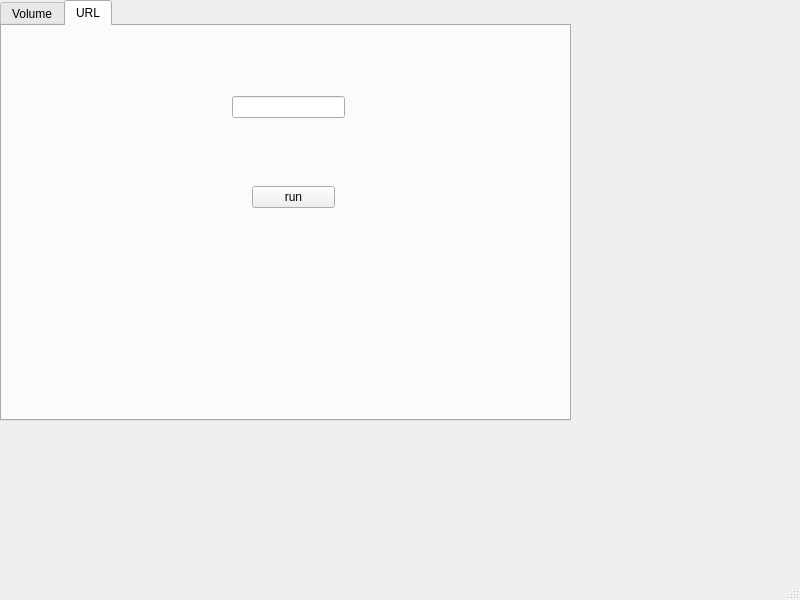
First picture: the form in kodigui.ui, repository definitly486/KodiGui, before the edit.
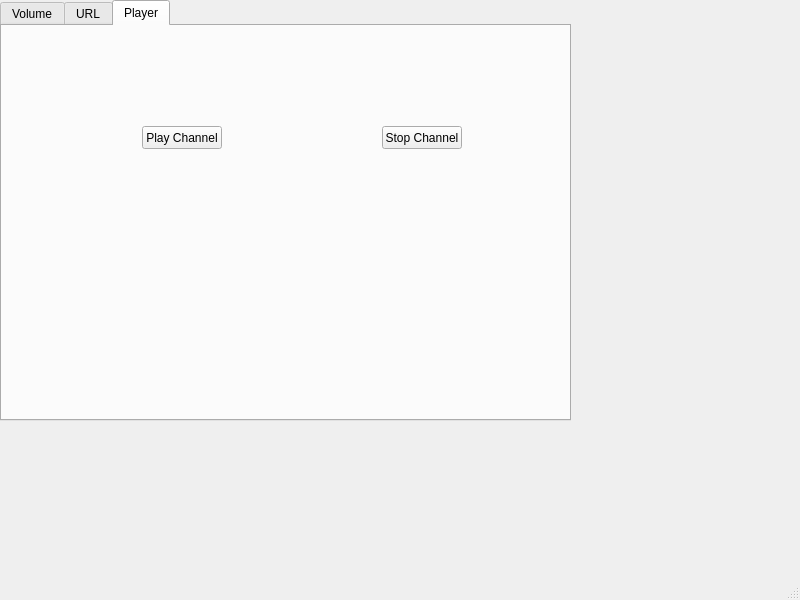
Second picture: the form after the edit. Icons and pictures are not drawn.

Commit message: изменено:      kodigui 	изменено:      kodigui.pro.user 	изменено:      kodigui.ui 	изменено:      mainwindow.cpp 	изменено:      mainwindow.h

```diff
--- a/kodigui.ui
+++ b/kodigui.ui
@@ -29,7 +29,7 @@
      </rect>
     </property>
     <property name="currentIndex">
-     <number>1</number>
+     <number>2</number>
     </property>
     <widget class="QWidget" name="volume">
      <attribute name="title">
@@ -93,6 +93,37 @@
       </property>
      </widget>
     </widget>
+    <widget class="QWidget" name="player">
+     <attribute name="title">
+      <string>Player</string>
+     </attribute>
+     <widget class="QPushButton" name="pushButton_2">
+      <property name="geometry">
+       <rect>
+        <x>140</x>
+        <y>100</y>
+        <width>80</width>
+        <height>23</height>
+       </rect>
+      </property>
+      <property name="text">
+       <string>Play Channel</string>
+      </property>
+     </widget>
+     <widget class="QPushButton" name="pushButton_3">
+      <property name="geometry">
+       <rect>
+        <x>380</x>
+        <y>100</y>
+        <width>80</width>
+        <height>23</height>
+       </rect>
+      </property>
+      <property name="text">
+       <string>Stop Channel</string>
+      </property>
+     </widget>
+    </widget>
    </widget>
   </widget>
   <widget class="QMenuBar" name="menubar">
```
Left out of the diff: 1 changed line with no effect on the pictures. The commit also changes 4 other files.
